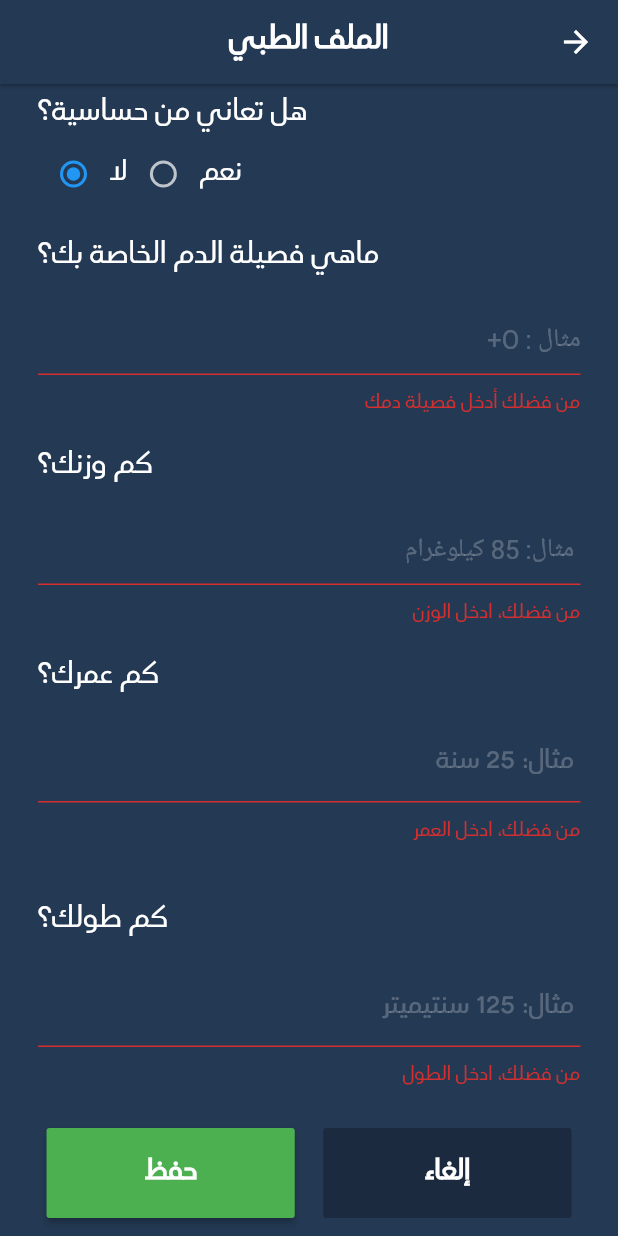
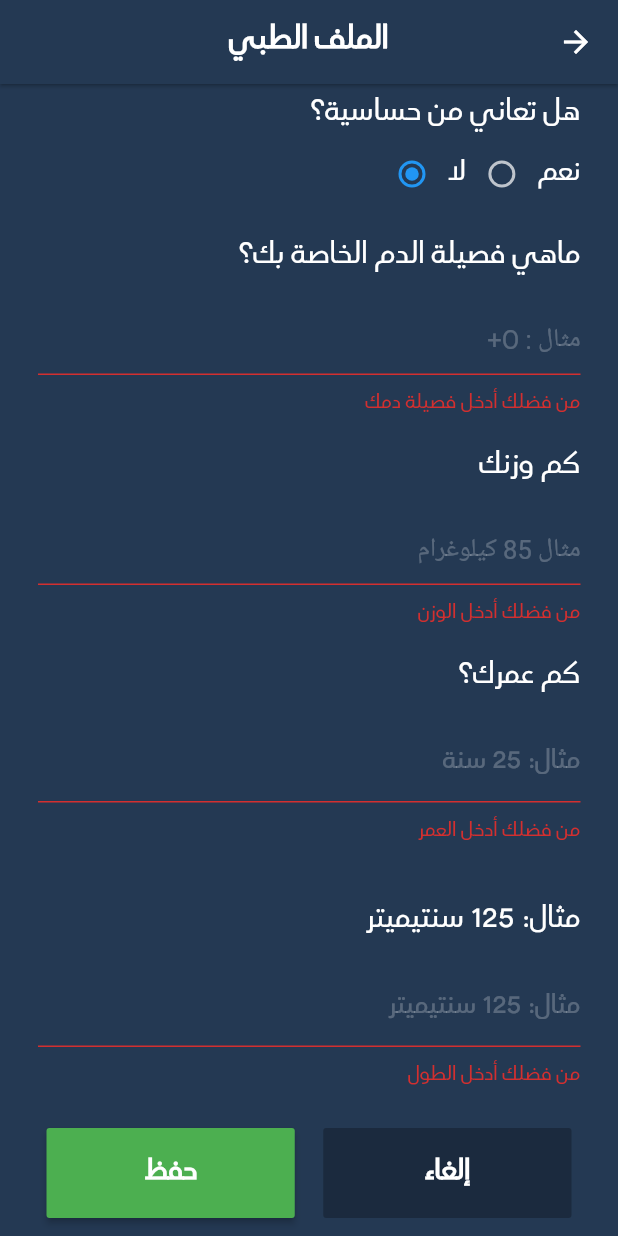
Before and after one commit to BrahimAkar/Covid19, a Flutter app: the AddNewMedicalFile screen opened by its route, scrolled down 307 dp, after a tap on "حفظ", on a phone screen of 412 x 824 dp. Run offline on Flutter 3.47's test engine with Material 2 defaults, Android fonts, the phone set to English and light mode, and no system bars; our stand-ins replace flutter_local_notifications, google_maps_flutter, lottie, rxdart, shared_preferences, sqflite and 1 more; missing offline and left inert: background_fetch; accounts and stored records are empty; project files that could hold a hidden picture were left out.

Commit message:
fix ui issues

```diff
--- a/lib/classes/language.dart
+++ b/lib/classes/language.dart
@@ -8,8 +8,8 @@ class Language {
 
   static List<Language> languageList() {
     return <Language>[
-      Language(1, "🇲🇦", 'French', 'fr'),
-      Language(2, "🇲🇦", 'Arabic', 'ar'),
+      Language(1, "     🇲🇦    ", 'Francais', 'fr'),
+      Language(2, "     🇲🇦     ", 'اللغة العربية', 'ar'),
     ];
   }
 }
--- a/lib/screens/addNewMedicalFile.dart
+++ b/lib/screens/addNewMedicalFile.dart
@@ -1,3 +1,4 @@
+import 'package:covid19/localization/localization_constants.dart';
 import 'package:flutter/material.dart';
 import 'dart:async';
 import 'package:covid19/models/databaseHelper.dart';
@@ -46,7 +47,7 @@ class _AddNewMedicalFileState extends State<AddNewMedicalFile> {
             elevation: 1,
             backgroundColor: Theme.of(context).scaffoldBackgroundColor,
             title: Text(
-              'الملف الطبي',
+              getTranslated(context, "medicalFileAppBarTitle"),
               textAlign: TextAlign.center,
               style: TextStyle(
                   color: Theme.of(context).accentColor,
@@ -64,11 +65,11 @@ class _AddNewMedicalFileState extends State<AddNewMedicalFile> {
                   key: _formKey,
                   child: SingleChildScrollView(
                     child: Column(
-                      crossAxisAlignment: CrossAxisAlignment.end,
+                      crossAxisAlignment: CrossAxisAlignment.start,
                       children: <Widget>[
                         SizedBox(height: 80),
                         Text(
-                          'رقم الملف الطبي',
+                          getTranslated(context, "medicalFileNum"),
                           textAlign: TextAlign.right,
                           style: TextStyle(color: textsColor, fontSize: 19),
                         ),
@@ -78,14 +79,13 @@ class _AddNewMedicalFileState extends State<AddNewMedicalFile> {
                             primaryColor: Colors.redAccent,
                             primaryColorDark: Colors.red,
                           ),
-                          child: Directionality(
-                            textDirection: TextDirection.rtl,
                           child: TextFormField(
                             style: TextStyle(color: getColor()),
                             textAlignVertical: TextAlignVertical.center,
                             validator: (value) {
                               if (value.isEmpty) {
-                                  return 'من فضلك، ادخل رقم الملف الطبي';
+                                return getTranslated(
+                                    context, "medicalFileNumError");
                               }
                               return null;
                             },
@@ -108,26 +108,26 @@ class _AddNewMedicalFileState extends State<AddNewMedicalFile> {
                                 borderSide: BorderSide(
                                     color: Color(0xff1C95FF), width: 1.0),
                               ),
-                                hintText: 'مثال 808556',
+                              hintText:
+                                  getTranslated(context, "medicalFileNumHint"),
                               hintStyle: TextStyle(
                                 color: getColor(),
                               ),
                             ),
                           ),
                         ),
-                        ),
                         SizedBox(height: 15),
                         Text(
-                          'هل تعاني من مرض مزمن؟',
+                          getTranslated(context, "medicalFilediseaseTitle"),
                           textAlign: TextAlign.right,
                           style: TextStyle(color: textsColor, fontSize: 19),
                         ),
 
                         Row(
-                          mainAxisAlignment: MainAxisAlignment.end,
+                          mainAxisAlignment: MainAxisAlignment.start,
                           children: <Widget>[
                             Text(
-                              'نعم',
+                              getTranslated(context, "medicalFilediseaseYES"),
                               style: TextStyle(color: textsColor, fontSize: 18),
                             ),
                             Radio(
@@ -142,7 +142,7 @@ class _AddNewMedicalFileState extends State<AddNewMedicalFile> {
                               },
                             ),
                             Text(
-                              'لا',
+                              getTranslated(context, "medicalFilediseaseNO"),
                               style: TextStyle(color: textsColor, fontSize: 18),
                             ),
                             Radio(
@@ -160,16 +160,17 @@ class _AddNewMedicalFileState extends State<AddNewMedicalFile> {
                         SizedBox(height: 15),
                         // الحساسية
                         Text(
-                          'هل تعاني من حساسية؟',
+                          getTranslated(context, "medicalFilesensitivityTitle"),
                           textAlign: TextAlign.right,
                           style: TextStyle(color: textsColor, fontSize: 19),
                         ),
 
                         Row(
-                          mainAxisAlignment: MainAxisAlignment.end,
+                          mainAxisAlignment: MainAxisAlignment.start,
                           children: <Widget>[
                             Text(
-                              'نعم',
+                              getTranslated(
+                                  context, "medicalFilesensitivityYES"),
                               style: TextStyle(color: textsColor, fontSize: 18),
                             ),
                             Radio(
@@ -184,7 +185,8 @@ class _AddNewMedicalFileState extends State<AddNewMedicalFile> {
                               },
                             ),
                             Text(
-                              'لا',
+                              getTranslated(
+                                  context, "medicalFilesensitivityNO"),
                               style: TextStyle(color: textsColor, fontSize: 18),
                             ),
                             Radio(
@@ -202,8 +204,7 @@ class _AddNewMedicalFileState extends State<AddNewMedicalFile> {
                         SizedBox(height: 15),
                         // الحساسية
                         Text(
-                          'ماهي فصيلة الدم الخاصة بك؟',
-                          textAlign: TextAlign.right,
+                          getTranslated(context, "medicalFileBloodTypeTitle"),
                           style: TextStyle(color: textsColor, fontSize: 19),
                         ),
                         SizedBox(height: 15),
@@ -212,13 +213,12 @@ class _AddNewMedicalFileState extends State<AddNewMedicalFile> {
                             primaryColor: Colors.redAccent,
                             primaryColorDark: Colors.red,
                           ),
-                          child: Directionality(
-                            textDirection: TextDirection.rtl,
                           child: TextFormField(
                             style: TextStyle(color: textsColor),
                             validator: (value) {
                               if (value.isEmpty) {
-                                  return 'من فضلك أدخل فصيلة دمك';
+                                return getTranslated(
+                                    context, "medicalFileBloodTypError");
                               }
                               return null;
                             },
@@ -237,10 +237,10 @@ class _AddNewMedicalFileState extends State<AddNewMedicalFile> {
                                 borderSide: BorderSide(
                                     color: Color(0xff1C95FF), width: 1.0),
                               ),
-                                hintText: 'مثال : O+',
+                              hintText: getTranslated(
+                                  context, "medicalFileBloodTypeHint"),
                               hintStyle: TextStyle(
                                 color: getColor(),
-                                ),
                               ),
                             ),
                           ),
@@ -248,8 +248,7 @@ class _AddNewMedicalFileState extends State<AddNewMedicalFile> {
                         SizedBox(height: 15),
                         // الحساسية
                         Text(
-                          'كم وزنك؟',
-                          textAlign: TextAlign.right,
+                          getTranslated(context, "medicalFileWeightTitle"),
                           style: TextStyle(color: textsColor, fontSize: 19),
                         ),
                         SizedBox(height: 15),
@@ -258,19 +257,17 @@ class _AddNewMedicalFileState extends State<AddNewMedicalFile> {
                             primaryColor: Colors.redAccent,
                             primaryColorDark: Colors.red,
                           ),
-                          child: Directionality(
-                            textDirection: TextDirection.rtl,
                           child: TextFormField(
                             validator: (value) {
                               if (value.isEmpty) {
-                                  return 'من فضلك، ادخل الوزن';
+                                return getTranslated(
+                                    context, "medicalFileWeightError");
                               }
                               return null;
                             },
                             onSaved: (String value) {
                               weight = value;
                             },
-                              textAlign: TextAlign.right,
                             decoration: InputDecoration(
                               errorStyle: TextStyle(
                                 fontFamily: "Questv",
@@ -283,7 +280,8 @@ class _AddNewMedicalFileState extends State<AddNewMedicalFile> {
                                 borderSide: BorderSide(
                                     color: Color(0xff1C95FF), width: 1.0),
                               ),
-                                hintText: ' مثال: 85 كيلوغرام',
+                              hintText: getTranslated(
+                                  context, "medicalFileWeightHint"),
                               hintStyle: TextStyle(
                                 color: getColor(),
                               ),
@@ -294,23 +292,21 @@ class _AddNewMedicalFileState extends State<AddNewMedicalFile> {
                             textDirection: TextDirection.rtl,
                           ),
                         ),
-                        ),
                         SizedBox(height: 15),
                         // الحساسية
                         Text(
-                          'كم عمرك؟',
-                          textAlign: TextAlign.right,
+                          getTranslated(context, "medicalFileAgeTitle"),
+
                           style: TextStyle(color: textsColor, fontSize: 19),
                         ),
                         SizedBox(height: 15),
-                        Directionality(
-                          textDirection: TextDirection.rtl,
-                          child: TextFormField(
+                        TextFormField(
                           textAlignVertical: TextAlignVertical.center,
-                            textAlign: TextAlign.right,
+
                           validator: (value) {
                             if (value.isEmpty) {
-                                return 'من فضلك، ادخل العمر';
+                              return getTranslated(
+                                  context, "medicalFileAgeError");
                             }
                             return null;
                           },
@@ -329,7 +325,8 @@ class _AddNewMedicalFileState extends State<AddNewMedicalFile> {
                               borderSide: BorderSide(
                                   color: Color(0xff1C95FF), width: 1.0),
                             ),
-                              hintText: ' مثال: 25 سنة',
+                            hintText:
+                                getTranslated(context, "medicalFileAgeHint"),
                             hintStyle: TextStyle(
                               color: getColor(),
                             ),
@@ -339,26 +336,24 @@ class _AddNewMedicalFileState extends State<AddNewMedicalFile> {
                           style: TextStyle(color: getColor()),
                           textDirection: TextDirection.rtl,
                         ),
-                        ),
                         SizedBox(
                           height: 18,
                         ),
                         SizedBox(height: 15),
                         // الحساسية
                         Text(
-                          'كم طولك؟',
+                          getTranslated(context, "medicalFileHeightHint"),
                           textAlign: TextAlign.right,
                           style: TextStyle(color: textsColor, fontSize: 19),
                         ),
                         SizedBox(height: 15),
-                        Directionality(
-                          textDirection: TextDirection.rtl,
-                          child: TextFormField(
+                        TextFormField(
                           textAlignVertical: TextAlignVertical.center,
-                            textAlign: TextAlign.right,
+
                           validator: (value) {
                             if (value.isEmpty) {
-                                return 'من فضلك، ادخل الطول';
+                              return getTranslated(
+                                  context, "medicalFileHeightError");
                             }
                             return null;
                           },
@@ -377,7 +372,8 @@ class _AddNewMedicalFileState extends State<AddNewMedicalFile> {
                               borderSide: BorderSide(
                                   color: Color(0xff1C95FF), width: 1.0),
                             ),
-                              hintText: ' مثال: 125 سنتيميتر ',
+                            hintText: getTranslated(
+                                context, "medicalFileHeightHint"),
                             hintStyle: TextStyle(
                               color: getColor(),
                             ),
@@ -385,8 +381,7 @@ class _AddNewMedicalFileState extends State<AddNewMedicalFile> {
                           keyboardType: TextInputType.number,
                           minLines: 1,
                           style: TextStyle(color: getColor()),
-                            textDirection: TextDirection.rtl,
-                          ),
+
                         ),
                         SizedBox(
                           height: 18,
@@ -399,7 +394,7 @@ class _AddNewMedicalFileState extends State<AddNewMedicalFile> {
                                 child: FlatButton(
                                   padding: EdgeInsets.all(15),
                                   child: Text(
-                                    'إلغاء',
+                                    getTranslated(context, "medicalFileCancel"),
                                     style: TextStyle(
                                         color: textsColor, fontSize: 18),
                                   ),
@@ -427,7 +422,8 @@ class _AddNewMedicalFileState extends State<AddNewMedicalFile> {
                                         content: Row(
                                           children: <Widget>[
                                             Text(
-                                              'تم تخزين الملف الطبي على ذاكرة هاتفك بنجاح.',
+                                              getTranslated(
+                                                  context, "buttonSuccessSave"),
                                               textAlign: TextAlign.right,
                                               textDirection: TextDirection.rtl,
                                               style: TextStyle(
@@ -446,7 +442,8 @@ class _AddNewMedicalFileState extends State<AddNewMedicalFile> {
                                   },
                                   padding: EdgeInsets.all(15),
                                   child: Text(
-                                    'حفظ',
+                                    getTranslated(
+                                        context, "medicalFileButtonSave"),
                                     style: TextStyle(
                                         color: Colors.white, fontSize: 18),
                                   ),
--- a/lib/screens/settings.Dart
+++ b/lib/screens/settings.Dart
@@ -1,3 +1,4 @@
+import 'package:covid19/localization/localization_constants.dart';
 import 'package:flutter/cupertino.dart';
 import 'package:flutter/material.dart';
 import 'package:covid19/theme.dart';
@@ -16,7 +17,7 @@ class _AppSettingsState extends State<AppSettings> {
     return Scaffold(
       appBar: AppBar(
         centerTitle: true,
-        title: Text('الإعدادات'),
+        title: Text(getTranslated(context, "settings")),
       ),
       body: Column(
         children: <Widget>[
@@ -37,13 +38,12 @@ class _AppSettingsState extends State<AppSettings> {
                           activeColor: Colors.green,
                         ),
                         Text(
-                          'الوضع الليلي',
+                          getTranslated(context, "darkMode"),
                           style: TextStyle(fontSize: 20),
                         ),
                       ],
                     ),
                     Divider(),
-
                   ],
                 ),
               );
--- a/lib/screens/sos.dart
+++ b/lib/screens/sos.dart
@@ -1,5 +1,6 @@
 import 'dart:convert';
 
+import 'package:covid19/localization/localization_constants.dart';
 import 'package:flutter/material.dart';
 import 'package:url_launcher/url_launcher.dart';
 
@@ -25,7 +26,7 @@ class _SosState extends State<Sos> {
         backgroundColor: Theme.of(context).scaffoldBackgroundColor,
         elevation: 1,
         title: Text(
-          'أرقام الطوارئ',
+          getTranslated(context, "emergency"),
           style: TextStyle(fontSize: 18, color: Theme.of(context).accentColor),
         ),
       ),
--- a/lib/widgets/middleCard.dart
+++ b/lib/widgets/middleCard.dart
@@ -73,9 +73,10 @@ class MiddleCard extends StatelessWidget {
               runSpacing: 20, // gap between lines
               direction: Axis.horizontal, // main axis (rows or columns)
               children: <Widget>[
+                RaisedButtonHome(getTranslated(context, "tanbih"), 'tanbih',
+                    '/notification'),
                 RaisedButtonHome(
-                    getTranslated(context, "tanbih"), 'tanbih', '/notification'),
-                RaisedButtonHome(getTranslated(context, "tawari"), 'tawari', '/sos'),
+                    getTranslated(context, "emergency"), 'tawari', '/sos'),
               ],
             ),
           ],
--- a/lib/widgets/text.dart
+++ b/lib/widgets/text.dart
@@ -4,7 +4,7 @@ class Texts {
   Text text(String text, double size, Color color) {
     return (Text(
       text,
-      textAlign: TextAlign.right,
+
       style: TextStyle(
         fontSize: size,
         color: color,
```
Also changed, not shown: lib/lang/ar.json (+5 -3 lines), lib/lang/fr.json (+81 -78 lines), lib/main.dart (+33 -21 lines), lib/screens/home_screen.dart (+15 -15 lines), lib/screens/notification-guid.dart (+10 -5 lines), lib/screens/solidarite.dart (+8 -4 lines), lib/screens/tadabir.dart (+17 -7 lines), lib/widgets/cardTadabir.dart (+6 -6 lines). Lines whose indentation alone changed are shown as unchanged.
